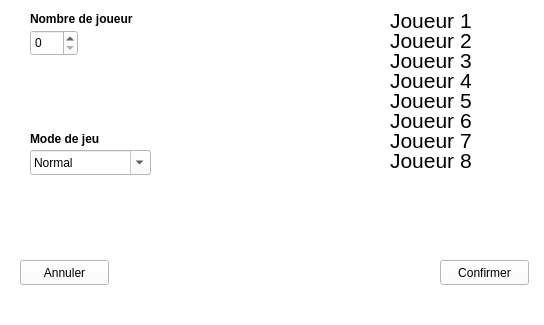
Above: src/moduleConfiguration/ihmmoduleconfiguration.ui from bts-lasalle-avignon-projets/jolly-jumpi-2025 before the change. Below: the same form after it.
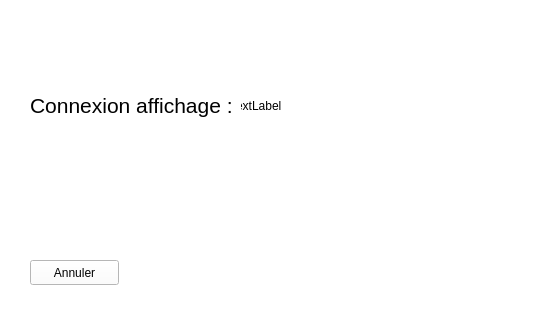
That is the form after the change. The open tabs and pages were chosen to show the change. Icons and pictures are not drawn.

Commit message: liaison bluetooth avec affichage

What changed in the file:
```diff
--- a/src/moduleConfiguration/ihmmoduleconfiguration.ui
+++ b/src/moduleConfiguration/ihmmoduleconfiguration.ui
@@ -21,7 +21,7 @@
    <widget class="QStackedWidget" name="stackedWidget">
     <property name="geometry">
      <rect>
-      <x>0</x>
+      <x>10</x>
       <y>0</y>
       <width>541</width>
       <height>291</height>
@@ -82,11 +82,112 @@
       </property>
      </widget>
     </widget>
+    <widget class="QWidget" name="connexionModAff">
+     <widget class="QPushButton" name="annulerModAff">
+      <property name="geometry">
+       <rect>
+        <x>20</x>
+        <y>260</y>
+        <width>89</width>
+        <height>25</height>
+       </rect>
+      </property>
+      <property name="text">
+       <string>Annuler</string>
+      </property>
+     </widget>
+     <widget class="QLabel" name="label">
+      <property name="geometry">
+       <rect>
+        <x>20</x>
+        <y>90</y>
+        <width>211</width>
+        <height>31</height>
+       </rect>
+      </property>
+      <property name="font">
+       <font>
+        <pointsize>16</pointsize>
+       </font>
+      </property>
+      <property name="text">
+       <string>Connexion affichage :</string>
+      </property>
+     </widget>
+     <widget class="QLabel" name="labelGif">
+      <property name="geometry">
+       <rect>
+        <x>220</x>
+        <y>80</y>
+        <width>51</width>
+        <height>51</height>
+       </rect>
+      </property>
+      <property name="text">
+       <string>TextLabel</string>
+      </property>
+     </widget>
+     <zorder>annulerModAff</zorder>
+     <zorder>labelGif</zorder>
+     <zorder>label</zorder>
+    </widget>
+    <widget class="QWidget" name="connexionAffichageFait">
+     <widget class="QPushButton" name="continuer">
+      <property name="geometry">
+       <rect>
+        <x>440</x>
+        <y>250</y>
+        <width>89</width>
+        <height>25</height>
+       </rect>
+      </property>
+      <property name="text">
+       <string>continuer</string>
+      </property>
+     </widget>
+     <widget class="QLabel" name="label_2">
+      <property name="geometry">
+       <rect>
+        <x>20</x>
+        <y>120</y>
+        <width>211</width>
+        <height>31</height>
+       </rect>
+      </property>
+      <property name="font">
+       <font>
+        <pointsize>16</pointsize>
+       </font>
+      </property>
+      <property name="text">
+       <string>Connexion affichage :</string>
+      </property>
+     </widget>
+     <widget class="QLabel" name="connexionFait">
+      <property name="geometry">
+       <rect>
+        <x>230</x>
+        <y>120</y>
+        <width>31</width>
+        <height>31</height>
+       </rect>
+      </property>
+      <property name="text">
+       <string/>
+      </property>
+      <property name="pixmap">
+       <pixmap>../../../../icone-de-coche-verte.png</pixmap>
+      </property>
+      <property name="scaledContents">
+       <bool>true</bool>
+      </property>
+     </widget>
+    </widget>
     <widget class="QWidget" name="configuration">
      <widget class="QSpinBox" name="nombreDeJoueur">
       <property name="geometry">
        <rect>
-        <x>30</x>
+        <x>20</x>
         <y>30</y>
         <width>48</width>
         <height>26</height>
@@ -96,7 +197,7 @@
      <widget class="QLabel" name="labelNombreJoueur">
       <property name="geometry">
        <rect>
-        <x>30</x>
+        <x>20</x>
         <y>10</y>
         <width>131</width>
         <height>17</height>
@@ -116,7 +217,7 @@
      <widget class="QLabel" name="labelModeDeJeu">
       <property name="geometry">
        <rect>
-        <x>30</x>
+        <x>20</x>
         <y>130</y>
         <width>91</width>
         <height>17</height>
@@ -290,7 +391,7 @@
        <rect>
         <x>390</x>
         <y>150</y>
-        <width>101</width>
+        <width>111</width>
         <height>21</height>
        </rect>
       </property>
@@ -306,7 +407,7 @@
      <widget class="QComboBox" name="modeDeJeu">
       <property name="geometry">
        <rect>
-        <x>30</x>
+        <x>20</x>
         <y>150</y>
         <width>121</width>
         <height>25</height>
```
Left out of the diff: 83 changed lines with no effect on the pictures. The commit also changes 10 other files.
